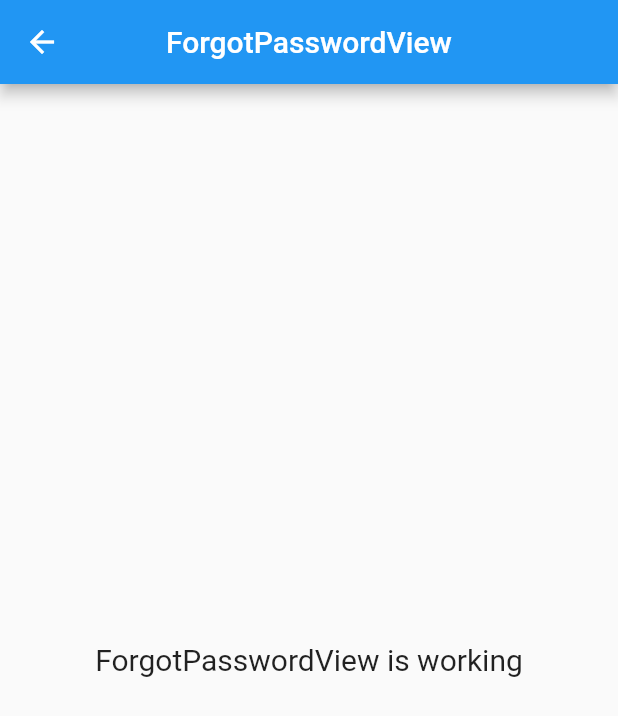
After one commit to maimand/cloth-shopping, a Flutter app: the ForgotPasswordView screen opened by its route, on a phone screen of 412 x 824 dp. The commit adds this screen. Shown: the top 716 px of the screen. Run offline on Flutter 3.47's test engine with Material 2 defaults, Android fonts, the phone set to English and light mode, and no system bars; our stand-ins replace dio, get, google_fonts.

Commit message:
Add forgot password screen

```diff
--- /dev/null
+++ b/lib/app/modules/forgot-password/views/forgot_password_view.dart
@@ -0,0 +1,23 @@
+import 'package:flutter/material.dart';
+
+import 'package:get/get.dart';
+
+import '../controllers/forgot_password_controller.dart';
+
+class ForgotPasswordView extends GetView<ForgotPasswordController> {
+  @override
+  Widget build(BuildContext context) {
+    return Scaffold(
+      appBar: AppBar(
+        title: Text('ForgotPasswordView'),
+        centerTitle: true,
+      ),
+      body: Center(
+        child: Text(
+          'ForgotPasswordView is working',
+          style: TextStyle(fontSize: 20),
+        ),
+      ),
+    );
+  }
+}
--- a/lib/app/routes/app_pages.dart
+++ b/lib/app/routes/app_pages.dart
@@ -1,5 +1,7 @@
 import 'package:get/get.dart';
 
+import '../modules/forgot-password/bindings/forgot_password_binding.dart';
+import '../modules/forgot-password/views/forgot_password_view.dart';
 import '../modules/home/bindings/home_binding.dart';
 import '../modules/home/views/home_view.dart';
 import '../modules/login/bindings/login_binding.dart';
@@ -30,5 +32,10 @@ class AppPages {
       page: () => RegisterView(),
       binding: RegisterBinding(),
     ),
+    GetPage(
+      name: _Paths.FORGOT_PASSWORD,
+      page: () => ForgotPasswordView(),
+      binding: ForgotPasswordBinding(),
+    ),
   ];
 }
--- a/lib/app/routes/app_routes.dart
+++ b/lib/app/routes/app_routes.dart
@@ -6,6 +6,7 @@ abstract class Routes {
   static const HOME = _Paths.HOME;
   static const LOGIN = _Paths.LOGIN;
   static const REGISTER = _Paths.REGISTER;
+  static const FORGOT_PASSWORD = _Paths.FORGOT_PASSWORD;
 }
 
 abstract class _Paths {
@@ -13,4 +14,5 @@ abstract class _Paths {
   static const HOME = '/home';
   static const LOGIN = '/login';
   static const REGISTER = '/register';
+  static const FORGOT_PASSWORD = '/forgot-password';
 }
```
Also changed, not shown: lib/app/modules/forgot-password/bindings/forgot_password_binding.dart (added, +12 -0 lines), lib/app/modules/forgot-password/controllers/forgot_password_controller.dart (added, +19 -0 lines).
